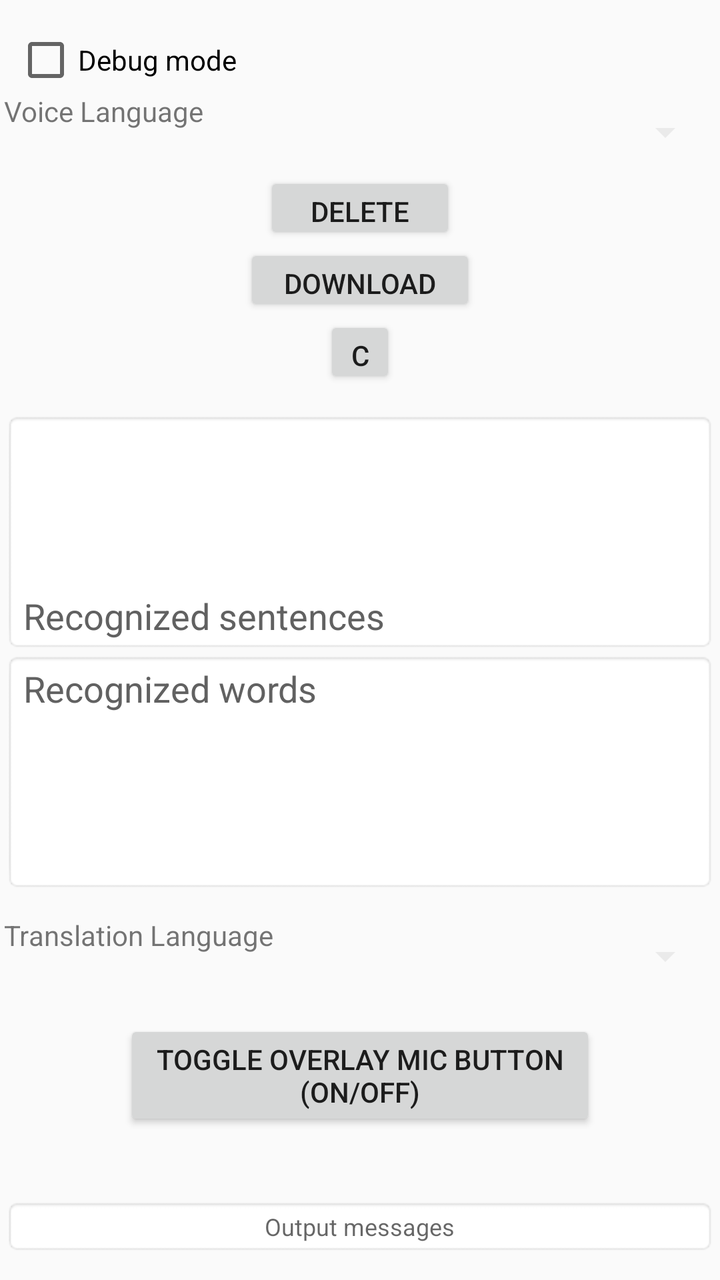
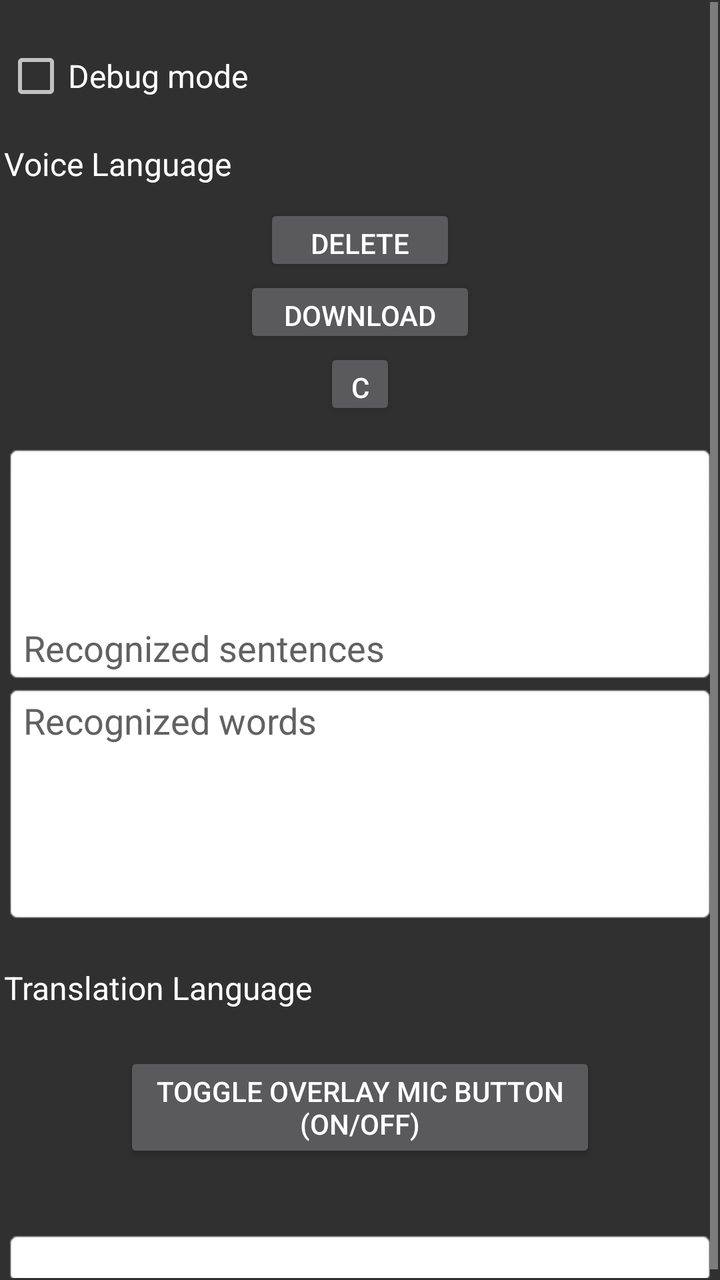

Screens rendered from an Android XML layout before and after an edit, with the pre-edit source and the edit as a unified diff.
<!-- AndroidManifest.xml: application theme AppTheme -->
<!-- res/layout/activity_main.xml -->
<ScrollView xmlns:android="http://schemas.android.com/apk/res/android"
    xmlns:tools="http://schemas.android.com/tools"
    android:id="@+id/root"
    android:orientation="vertical"
    android:padding="1dp"
    android:fillViewport="false"
    android:layout_gravity="center_horizontal"
    android:layout_width="fill_parent"
    android:layout_height="wrap_content"
    android:layout_marginLeft="5dp"
    android:layout_marginRight="5dp"
    >
    <TableLayout
        android:layout_width="match_parent"
        android:layout_height="wrap_content"
        android:paddingLeft="1dp"
        android:paddingRight="1dp"
        android:paddingTop="1dp"
        android:paddingBottom="1dp"
        tools:context=".MainActivity"
        >
        <View
            android:layout_width="match_parent"
            android:layout_height="12sp"
            />
        <CheckBox
            android:id="@+id/checkbox_debug_mode"
            android:text="@string/debug_mode"
            android:minHeight="32dp"
            android:padding="0dp"
            android:gravity="start|center"
            android:textAlignment="gravity"
            android:textSize="14sp"
            android:layout_width="wrap_content"
            android:layout_height="wrap_content"
            android:layout_marginStart="5dp"
            android:layout_marginTop="0dp"
            android:layout_marginEnd="5dp"
            android:layout_marginBottom="0dp"
            android:checked="false"
            />
        <TableRow>
            <TextView
                android:id="@+id/textview_text1"
                android:textAlignment="gravity"
                android:gravity="start"
                android:layout_width="wrap_content"
                android:layout_height="40dp"
                android:textSize="14sp"
                android:text="@string/voice_language"
                />
            <Spinner
                android:id="@+id/spinner_src_languages"
                android:layout_width="210dp"
                android:layout_height="wrap_content"
                android:layout_marginStart="10dp"
                android:contentDescription="@string/spinner_src_languages"
                android:backgroundTint="@color/lightGrayishWhite"
                android:gravity="center"
                android:minHeight="40dp"
                android:spinnerMode="dropdown"
                android:textAlignment="gravity"
                />
        </TableRow>
        <TextView
            android:id="@+id/textview_src"
            android:gravity="center"
            android:textAlignment="gravity"
            android:textSize="12sp"
            android:visibility="gone"
            android:background="@android:drawable/editbox_background"
            android:layout_width="wrap_content"
            android:layout_height="wrap_content"
            />
        <Button
            android:id="@+id/button_delete_model"
            android:gravity="center"
            android:text="@string/delete_model"
            android:textSize="14sp"
            android:visibility="visible"
            android:layout_marginLeft="130dp"
            android:layout_marginRight="130dp"
            android:layout_height="36dp"
            android:layout_width="wrap_content"
            />
        <Button
            android:id="@+id/button_download_model"
            android:gravity="center"
            android:text="@string/download_model"
            android:textSize="14sp"
            android:visibility="visible"
            android:layout_marginLeft="120dp"
            android:layout_marginRight="120dp"
            android:layout_height="36dp"
            android:layout_width="wrap_content"
            />
        <Button
            android:id="@+id/button_cancel"
            android:gravity="center"
            android:text="Cancel"
            android:textSize="14sp"
            android:visibility="visible"
            android:layout_marginLeft="160dp"
            android:layout_marginRight="160dp"
            android:layout_height="36dp"
            android:layout_width="wrap_content"
            />
        <ProgressBar
            android:id="@+id/mProgressBar"
            android:max="100"
            style="?android:attr/progressBarStyleHorizontal"
            android:layout_width="wrap_content"
            android:layout_height="wrap_content"
            android:visibility="gone"
            />
        <TextView
            android:id="@+id/textview_model_URL"
            android:layout_width="wrap_content"
            android:layout_height="wrap_content"
            android:gravity="center"
            android:textAlignment="gravity"
            android:textSize="12sp"
            android:background="@android:drawable/editbox_background"
            android:visibility="gone"
            />
        <TextView
            android:id="@+id/textview_model_zip_file"
            android:layout_width="wrap_content"
            android:layout_height="wrap_content"
            android:gravity="center"
            android:textAlignment="gravity"
            android:textSize="12sp"
            android:background="@android:drawable/editbox_background"
            android:visibility="gone"
            />
        <TextView
            android:id="@+id/textview_server_response"
            android:layout_width="wrap_content"
            android:layout_height="wrap_content"
            android:gravity="center"
            android:textAlignment="gravity"
            android:textSize="12sp"
            android:background="@android:drawable/editbox_background"
            android:visibility="gone"
            />
        <TextView
            android:id="@+id/textview_file_size"
            android:layout_width="wrap_content"
            android:layout_height="wrap_content"
            android:gravity="center"
            android:textAlignment="gravity"
            android:textSize="12sp"
            android:background="@android:drawable/editbox_background"
            android:visibility="gone"
            />
        <TextView
            android:id="@+id/textview_bytes_downloaded"
            android:layout_width="wrap_content"
            android:layout_height="wrap_content"
            android:gravity="center"
            android:textAlignment="gravity"
            android:textSize="12sp"
            android:background="@android:drawable/editbox_background"
            android:visibility="gone"
            />
        <TextView
            android:id="@+id/textview_model_used_path"
            android:layout_width="wrap_content"
            android:layout_height="wrap_content"
            android:gravity="center"
            android:textAlignment="gravity"
            android:background="@android:drawable/editbox_background"
            android:textSize="12sp"
            android:visibility="gone"
            />
        <View
            android:layout_width="match_parent"
            android:layout_height="12sp"
            />
        <EditText
            android:id="@+id/full_voice_text"
            android:layout_width="match_parent"
            android:layout_height="120dp"
            android:autofillHints=""
            android:background="@android:drawable/editbox_background"
            android:gravity="bottom"
            android:focusable="false"
            android:focusableInTouchMode="true"
            android:hint="@string/recognized_sentences"
            android:maxLines="3"
            android:textSize="18sp"
            android:textAlignment="gravity"
            android:textColorHint="#616161"
            tools:ignore="LabelFor,TextFields"
            />
        <EditText
            android:id="@+id/voice_text"
            android:layout_width="match_parent"
            android:layout_height="120dp"
            android:autofillHints=""
            android:background="@android:drawable/editbox_background"
            android:gravity="start"
            android:focusable="false"
            android:focusableInTouchMode="true"
            android:hint="@string/recognized_words"
            android:maxLines="3"
            android:textSize="18sp"
            android:textAlignment="gravity"
            android:textColorHint="#616161"
            tools:ignore="LabelFor,TextFields"
            />
        <View
            android:layout_width="match_parent"
            android:layout_height="12sp"
            />
        <TableRow>
            <TextView
                android:id="@+id/textview_text2"
                android:layout_width="wrap_content"
                android:layout_height="40dp"
                android:gravity="start"
                android:text="@string/translation_language"
                android:textAlignment="gravity"
                android:textSize="14sp"
                />
            <Spinner
                android:id="@+id/spinner_dst_languages"
                android:layout_width="wrap_content"
                android:layout_height="wrap_content"
                android:layout_marginStart="10dp"
                android:contentDescription="@string/spinner_dst_languages"
                android:backgroundTint="@color/lightGrayishWhite"
                android:gravity="center"
                android:minHeight="40dp"
                android:spinnerMode="dropdown"
                android:textAlignment="gravity"
                />
        </TableRow>
        <TextView
            android:id="@+id/textview_dst"
            android:textAlignment="gravity"
            android:gravity="center"
            android:layout_width="wrap_content"
            android:layout_height="wrap_content"
            android:textSize="12sp"
            android:visibility="gone"
            android:background="@android:drawable/editbox_background"
            />
        <View
            android:layout_width="match_parent"
            android:layout_height="12sp"
            />
        <Button
            android:id="@+id/button_toggle_overlay"
            android:text="@string/toggle_overlay"
            android:textSize="14sp"
            android:layout_marginLeft="60dp"
            android:layout_marginRight="60dp"
            android:layout_height="wrap_content"
            android:layout_width="wrap_content"
            />
        <View
            android:layout_width="match_parent"
            android:layout_height="12sp"
            />
        <TextView
            android:id="@+id/textview_recognizing"
            android:textAlignment="gravity"
            android:gravity="center"
            android:layout_width="wrap_content"
            android:layout_height="wrap_content"
            android:text=""
            android:textSize="12sp"
            android:visibility="gone"
            android:background="@android:drawable/editbox_background"
            />
        <TextView
            android:id="@+id/textview_overlaying"
            android:textAlignment="gravity"
            android:gravity="center"
            android:layout_width="wrap_content"
            android:layout_height="wrap_content"
            android:textSize="12sp"
            android:visibility="gone"
            android:background="@android:drawable/editbox_background"
            />
        <TextView
            android:id="@+id/textview_debug"
            android:textSize="16sp"
            android:gravity="center"
            android:textAlignment="gravity"
            android:layout_width="wrap_content"
            android:layout_height="wrap_content"
            />
        <TextView
            android:id="@+id/textview_output_messages"
            android:hint="Output messages"
            android:layout_width="fill_parent"
            android:layout_height="wrap_content"
            android:textSize="12sp"
            android:layout_gravity="center"
            android:gravity="center"
            android:scrollbars="vertical"
            android:background="@android:drawable/editbox_background"
            android:textAppearance="?android:attr/textAppearanceMedium"
            />
    </TableLayout>
</ScrollView>
<!-- resources referenced by this layout -->
<resources>
  <color name="lightGrayishWhite">#FFEAEAEA</color>
  <string name="debug_mode">Debug mode</string>
  <string name="delete_model">Delete Model</string>
  <string name="download_model">Download Model</string>
  <string name="recognized_sentences">Recognized sentences</string>
  <string name="recognized_words">Recognized words</string>
  <string name="spinner_dst_languages">spinner_dst_languages</string>
  <string name="spinner_src_languages">spinner_src_languages</string>
  <string name="toggle_overlay">Toggle Overlay Mic Button\n(ON/OFF)</string>
  <string name="translation_language">Translation Language</string>
  <string name="voice_language">Voice Language</string>
  <style name="AppTheme" parent="Theme.AppCompat.Light.DarkActionBar">
          
          <item name="colorPrimary">@color/colorPrimary</item>
          <item name="colorPrimaryDark">@color/colorPrimaryDark</item>
          <item name="colorAccent">@color/colorAccent</item>
      </style>
  <color name="colorPrimary">#6200EE</color>
  <color name="colorPrimaryDark">#3700B3</color>
  <color name="colorAccent">#03DAC5</color>
</resources>

<!-- the commit's change to res/layout/activity_main.xml (unified diff, before → after) -->
@@ -23,43 +23,43 @@
             android:layout_width="match_parent"
             android:layout_height="12sp"
             />
-        <CheckBox
-            android:id="@+id/checkbox_debug_mode"
-            android:text="@string/debug_mode"
-            android:minHeight="32dp"
-            android:padding="0dp"
-            android:gravity="start|center"
-            android:textAlignment="gravity"
-            android:textSize="14sp"
-            android:layout_width="wrap_content"
-            android:layout_height="wrap_content"
-            android:layout_marginStart="5dp"
-            android:layout_marginTop="0dp"
-            android:layout_marginEnd="5dp"
-            android:layout_marginBottom="0dp"
-            android:checked="false"
-            />
+        <TableRow
+            android:layout_width="match_parent"
+            android:layout_height="wrap_content"
+            >
+            <CheckBox
+                android:id="@+id/checkbox_debug_mode"
+                android:text="Debug mode"
+                android:layout_width="wrap_content"
+                android:layout_height="48dp"
+                android:gravity="center_vertical"
+                android:padding="0dp"
+                android:textSize="16sp"
+                />
+        </TableRow>
         <TableRow>
             <TextView
                 android:id="@+id/textview_text1"
+                android:text="@string/voice_language"
+                android:gravity="start|center"
+                android:textSize="16sp"
                 android:textAlignment="gravity"
-                android:gravity="start"
-                android:layout_width="wrap_content"
+                android:textColor="?android:attr/textColorPrimary"
+                android:layout_width="160dp"
                 android:layout_height="40dp"
-                android:textSize="14sp"
-                android:text="@string/voice_language"
                 />
             <Spinner
                 android:id="@+id/spinner_src_languages"
-                android:layout_width="210dp"
+                android:contentDescription="@string/spinner_src_languages"
+                android:spinnerMode="dropdown"
+                android:backgroundTint="@color/lightGrayishWhite"
+                android:gravity="start|center"
+                android:textAlignment="gravity"
+                android:layout_marginStart="12dp"
+                android:minHeight="40dp"
+                android:minWidth="228dp"
+                android:layout_width="fill_parent"
                 android:layout_height="wrap_content"
-                android:layout_marginStart="10dp"
-                android:contentDescription="@string/spinner_src_languages"
-                android:backgroundTint="@color/lightGrayishWhite"
-                android:gravity="center"
-                android:minHeight="40dp"
-                android:spinnerMode="dropdown"
-                android:textAlignment="gravity"
                 />
         </TableRow>
         <TextView
@@ -216,24 +216,26 @@
         <TableRow>
             <TextView
                 android:id="@+id/textview_text2"
-                android:layout_width="wrap_content"
+                android:text="@string/translation_language"
+                android:layout_width="160dp"
                 android:layout_height="40dp"
-                android:gravity="start"
-                android:text="@string/translation_language"
+                android:gravity="start|center"
                 android:textAlignment="gravity"
-                android:textSize="14sp"
+                android:textSize="16sp"
+                android:textColor="?android:attr/textColorPrimary"
                 />
             <Spinner
                 android:id="@+id/spinner_dst_languages"
-                android:layout_width="wrap_content"
+                android:contentDescription="@string/spinner_dst_languages"
+                android:spinnerMode="dropdown"
+                android:backgroundTint="@color/lightGrayishWhite"
+                android:gravity="start|center"
+                android:textAlignment="gravity"
+                android:layout_marginStart="12dp"
+                android:minHeight="40dp"
+                android:minWidth="228dp"
+                android:layout_width="fill_parent"
                 android:layout_height="wrap_content"
-                android:layout_marginStart="10dp"
-                android:contentDescription="@string/spinner_dst_languages"
-                android:backgroundTint="@color/lightGrayishWhite"
-                android:gravity="center"
-                android:minHeight="40dp"
-                android:spinnerMode="dropdown"
-                android:textAlignment="gravity"
                 />
         </TableRow>
         <TextView
@@ -301,6 +303,7 @@
             android:layout_gravity="center"
             android:gravity="center"
             android:scrollbars="vertical"
+            android:textColor="?android:attr/textColorHighlight"
             android:background="@android:drawable/editbox_background"
             android:textAppearance="?android:attr/textAppearanceMedium"
             />
<!-- resource entries referenced after the edit -->
@@ -1,7 +1,6 @@
 <!-- resources referenced by this layout -->
 <resources>
   <color name="lightGrayishWhite">#FFEAEAEA</color>
-  <string name="debug_mode">Debug mode</string>
   <string name="delete_model">Delete Model</string>
   <string name="download_model">Download Model</string>
   <string name="recognized_sentences">Recognized sentences</string>
@@ -11,7 +10,7 @@
   <string name="toggle_overlay">Toggle Overlay Mic Button\n(ON/OFF)</string>
   <string name="translation_language">Translation Language</string>
   <string name="voice_language">Voice Language</string>
-  <style name="AppTheme" parent="Theme.AppCompat.Light.DarkActionBar">
+  <style name="AppTheme" parent="Theme.AppCompat">
           
           <item name="colorPrimary">@color/colorPrimary</item>
           <item name="colorPrimaryDark">@color/colorPrimaryDark</item>
